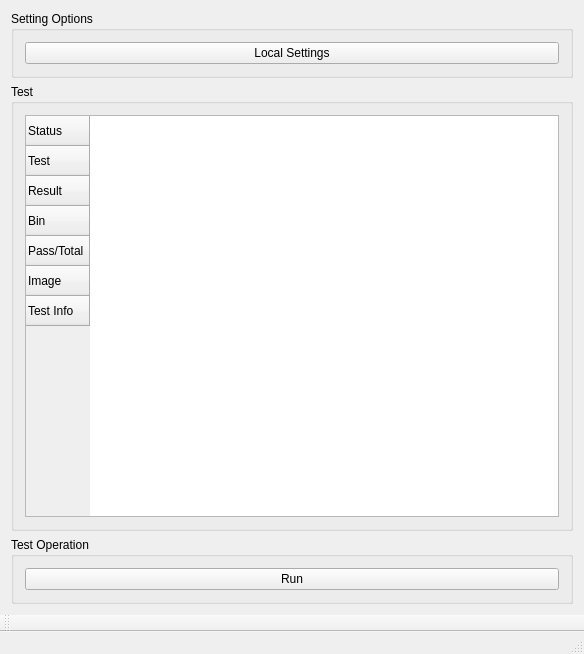
The window that Huangpu/fps_testexecutive.ui (fanmuzhi/huangpu) describes before a commit, drawn with Qt 5.
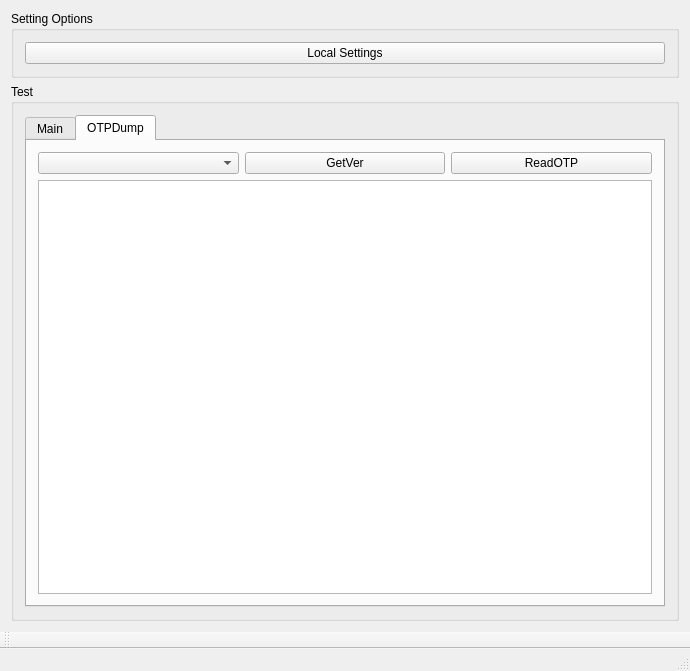
The same window after the commit. The open tabs and pages were chosen to show the change.

```diff
--- a/Huangpu/fps_testexecutive.ui
+++ b/Huangpu/fps_testexecutive.ui
@@ -6,8 +6,8 @@
    <rect>
     <x>0</x>
     <y>0</y>
-    <width>584</width>
-    <height>654</height>
+    <width>690</width>
+    <height>671</height>
    </rect>
   </property>
   <property name="windowTitle">
@@ -38,6 +38,18 @@
       </property>
       <layout class="QGridLayout" name="gridLayout">
        <item row="0" column="0">
+        <widget class="QTabWidget" name="tabWidget">
+         <property name="currentIndex">
+          <number>0</number>
+         </property>
+         <widget class="QWidget" name="tab">
+          <attribute name="title">
+           <string>Main</string>
+          </attribute>
+          <layout class="QVBoxLayout" name="verticalLayout_3">
+           <item>
+            <layout class="QHBoxLayout" name="horizontalLayout">
+             <item>
         <widget class="QTableWidget" name="TestTableWidget">
          <row>
           <property name="text">
@@ -77,9 +89,8 @@
         </widget>
        </item>
       </layout>
-     </widget>
-    </item>
-    <item row="2" column="0">
+           </item>
+           <item>
      <widget class="QGroupBox" name="TestOperationGroupBox">
       <property name="title">
        <string>Test Operation</string>
@@ -90,6 +101,44 @@
          <property name="text">
           <string>Run</string>
          </property>
+               </widget>
+              </item>
+             </layout>
+            </widget>
+           </item>
+          </layout>
+         </widget>
+         <widget class="QWidget" name="tab_2">
+          <attribute name="title">
+           <string>OTPDump</string>
+          </attribute>
+          <layout class="QVBoxLayout" name="verticalLayout">
+           <item>
+            <layout class="QHBoxLayout" name="horizontalLayout_2">
+             <item>
+              <widget class="QComboBox" name="comboBox"/>
+             </item>
+             <item>
+              <widget class="QPushButton" name="pushButtonGetVer">
+               <property name="text">
+                <string>GetVer</string>
+               </property>
+              </widget>
+             </item>
+             <item>
+              <widget class="QPushButton" name="pushButtonReadOTP">
+               <property name="text">
+                <string>ReadOTP</string>
+               </property>
+              </widget>
+             </item>
+            </layout>
+           </item>
+           <item>
+            <widget class="QTextBrowser" name="textBrowser"/>
+           </item>
+          </layout>
+         </widget>
         </widget>
        </item>
       </layout>
```
Lines whose indentation alone changed are shown as unchanged.
